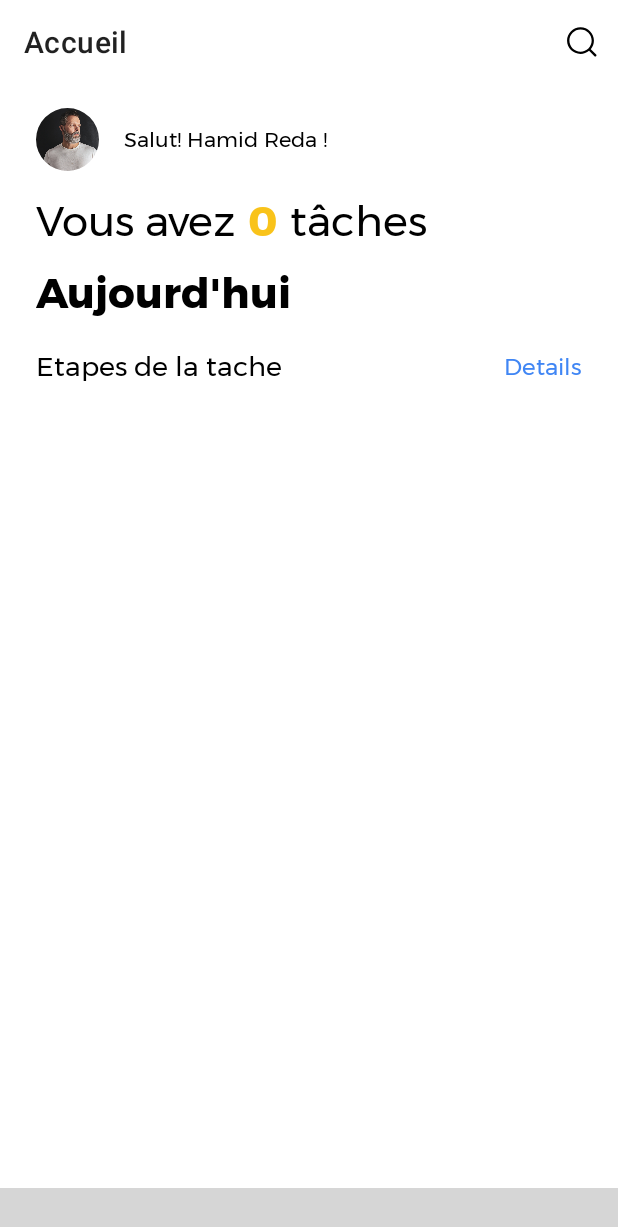
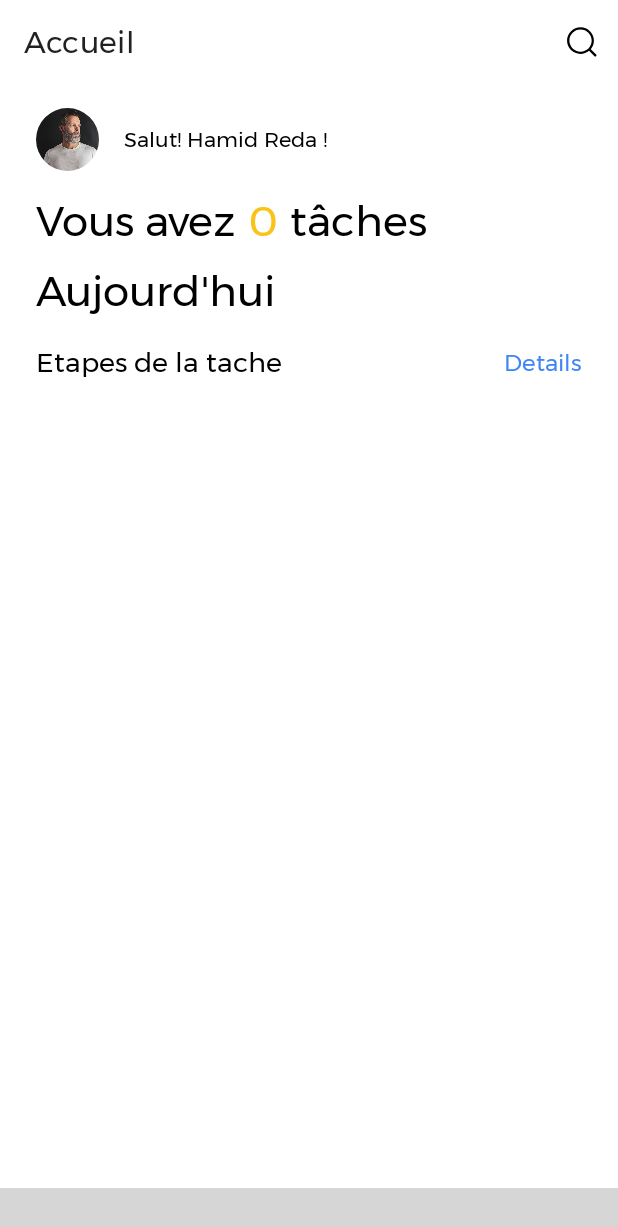
Before and after one commit to saoudiabderraouf/AutoLib-maintain, an Android app: the screen it shows after launch (SampleActivity), on a phone screen of 412 x 824 dp. Shown: the top 1227 px of the screen. Run offline under Robolectric (Android 15) with nearby library versions, the phone set to English and light mode, and no system bars; our stand-ins replace Room's generated code, navigation-ui; libraries missing offline, so code that uses them is left out: com.yarolegovich.slidingrootnav; plain views replace BottomNavigationViewEx; network calls fail; 12 statements that could not run were skipped; grey boxes are pictures that could not be loaded.

Commit message:
update: font app; fix hamburger icon disapearing

```diff
--- a/app/src/main/java/com/clovertech/autolib/activities/SampleActivity.kt
+++ b/app/src/main/java/com/clovertech/autolib/activities/SampleActivity.kt
@@ -89,7 +89,9 @@ class SampleActivity : AppCompatActivity(), DrawerAdapter.OnItemSelectedListener
             R.id.navigation_calendar,
             R.id.navigation_userProfil,
             R.id.nav_panne,
-            R.id.nav_settings
+            R.id.nav_settings,
+            R.id.detailTache,
+            R.id.ajouterMateriel
         ))
 
         setupActionBarWithNavController(navController, appBarConfiguration)
--- a/app/src/main/res/values-night/themes.xml
+++ b/app/src/main/res/values-night/themes.xml
@@ -13,6 +13,7 @@
         <item name="android:statusBarColor" tools:targetApi="l">@color/colorPrimary</item>
         <!-- Customize your theme here. -->
         <item name="android:windowBackground">@color/black</item>
+        <item name="fontFamily">@font/montserrat</item>
     </style>
 
 </resources>
--- a/app/src/main/res/values/themes.xml
+++ b/app/src/main/res/values/themes.xml
@@ -15,6 +15,8 @@
         <item name="android:statusBarColor" tools:targetApi="l">@color/colorPrimary</item>
 
         <item name="android:windowBackground">@color/white</item>
+
+        <item name="fontFamily">@font/montserrat</item>
     </style>
 
     <style name="Divider">
```
